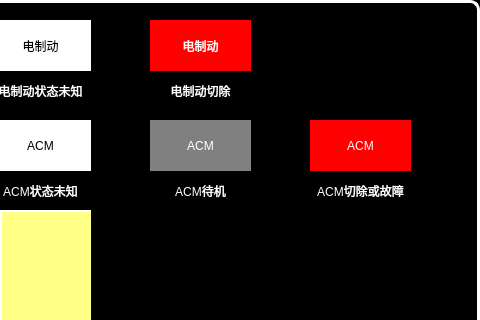
The window that vehiclecutoffhelppage.ui (mayue-crrc/ShenyangMetro9DB) describes before a commit, drawn with Qt 5; both pictures show x 320 to 800 and y 0 to 320 of the 800 by 600 pixel window.
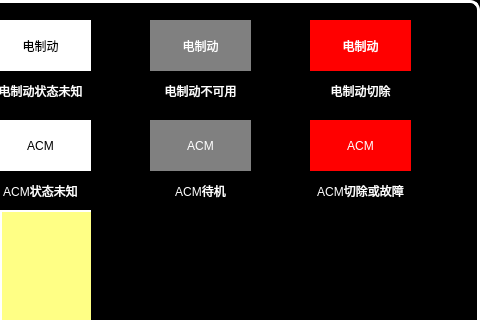
The same window after the commit.

What changed in the file:
```diff
--- a/vehiclecutoffhelppage.ui
+++ b/vehiclecutoffhelppage.ui
@@ -398,7 +398,7 @@
   <widget class="QLabel" name="label_25">
    <property name="geometry">
     <rect>
-     <x>470</x>
+     <x>630</x>
      <y>20</y>
      <width>101</width>
      <height>51</height>
@@ -418,7 +418,7 @@
   <widget class="QLabel" name="label_26">
    <property name="geometry">
     <rect>
-     <x>450</x>
+     <x>610</x>
      <y>80</y>
      <width>141</width>
      <height>21</height>
@@ -623,6 +623,45 @@
     <set>Qt::AlignCenter</set>
    </property>
   </widget>
+  <widget class="QLabel" name="label_34">
+   <property name="geometry">
+    <rect>
+     <x>450</x>
+     <y>80</y>
+     <width>141</width>
+     <height>21</height>
+    </rect>
+   </property>
+   <property name="styleSheet">
+    <string notr="true">	font: 16px, &quot;微软雅黑&quot;;
+</string>
+   </property>
+   <property name="text">
+    <string>电制动不可用</string>
+   </property>
+   <property name="alignment">
+    <set>Qt::AlignCenter</set>
+   </property>
+  </widget>
+  <widget class="QLabel" name="label_35">
+   <property name="geometry">
+    <rect>
+     <x>470</x>
+     <y>20</y>
+     <width>101</width>
+     <height>51</height>
+    </rect>
+   </property>
+   <property name="styleSheet">
+    <string notr="true">font: 20px, &quot;微软雅黑&quot;;color: white;background-color: gray;</string>
+   </property>
+   <property name="text">
+    <string>电制动</string>
+   </property>
+   <property name="alignment">
+    <set>Qt::AlignCenter</set>
+   </property>
+  </widget>
   <zorder>label_98</zorder>
   <zorder>pushButton</zorder>
   <zorder>label</zorder>
@@ -654,6 +693,8 @@
   <zorder>label_31</zorder>
   <zorder>label_32</zorder>
   <zorder>label_33</zorder>
+  <zorder>label_34</zorder>
+  <zorder>label_35</zorder>
  </widget>
  <resources/>
  <connections/>
```
